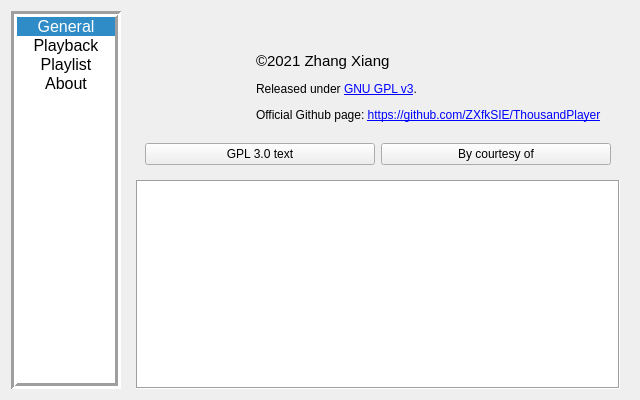
Above: source/ui/configwindow/tp_configwindow.ui from ZXfkSIE/ThousandPlayer before the change. Below: the same form after it.
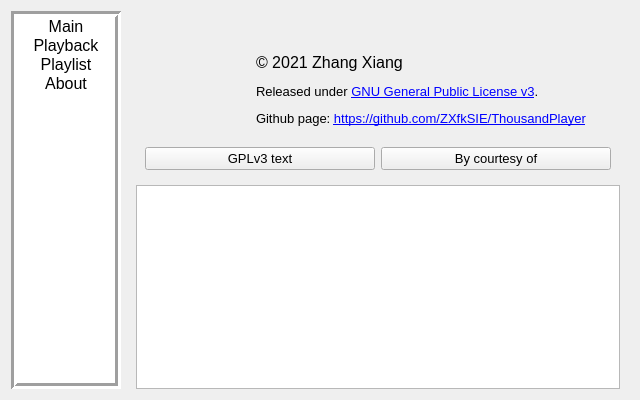
That is the form after the change. The open tabs and pages were chosen to show the change.

Commit message: Config Window updated

The edit to the form file:
```diff
--- a/source/ui/configwindow/tp_configwindow.ui
+++ b/source/ui/configwindow/tp_configwindow.ui
@@ -78,11 +78,11 @@
       <enum>Qt::ScrollBarAlwaysOff</enum>
      </property>
      <property name="currentRow">
-      <number>0</number>
+      <number>-1</number>
      </property>
      <item>
       <property name="text">
-       <string>General</string>
+       <string>Main</string>
       </property>
       <property name="textAlignment">
        <set>AlignCenter</set>
@@ -692,7 +692,7 @@
               <widget class="QLabel" name="label_SoftName">
                <property name="font">
                 <font>
-                 <pointsize>15</pointsize>
+                 <pointsize>16</pointsize>
                  <weight>75</weight>
                  <bold>true</bold>
                 </font>
@@ -703,11 +703,11 @@
               <widget class="QLabel" name="label_Copyright">
                <property name="font">
                 <font>
-                 <pointsize>11</pointsize>
+                 <pointsize>12</pointsize>
                 </font>
                </property>
                <property name="text">
-                <string notr="true">©2021 Zhang Xiang</string>
+                <string notr="true">© 2021 Zhang Xiang</string>
                </property>
               </widget>
              </item>
@@ -715,17 +715,11 @@
               <widget class="QLabel" name="label_OtherInfo">
                <property name="font">
                 <font>
-                 <pointsize>9</pointsize>
+                 <pointsize>1</pointsize>
                 </font>
                </property>
                <property name="text">
-                <string>&lt;html&gt;
-&lt;head/&gt;
-&lt;body&gt;
-&lt;p&gt;&lt;span style=&quot;font-size:9pt;&quot;&gt;Released under &lt;/span&gt;&lt;a href=&quot;https://www.gnu.org/licenses/gpl-3.0.html&quot;&gt;&lt;span style=&quot; font-size:9pt; text-decoration: underline; color:#0000ff;&quot;&gt;GNU GPL v3&lt;/span&gt;&lt;/a&gt;&lt;span style=&quot; font-size:9pt;&quot;&gt;.&lt;/span&gt;&lt;/p&gt;
-&lt;p&gt;&lt;span style=&quot;font-size:9pt;&quot;&gt;Official Github page: &lt;/span&gt;&lt;a href=&quot;https://github.com/ZXfkSIE/ThousandPlayer&quot;&gt;&lt;span style=&quot; font-size:9pt; text-decoration: underline; color:#0000ff;&quot;&gt;https://github.com/ZXfkSIE/ThousandPlayer&lt;/span&gt;&lt;/a&gt;&lt;/p&gt;
-&lt;/body&gt;
-&lt;/html&gt; </string>
+                <string>&lt;html&gt;&lt;head/&gt;&lt;body&gt;&lt;p&gt;&lt;span style=&quot; font-size:10pt;&quot;&gt;Released under &lt;/span&gt;&lt;a href=&quot;https://www.gnu.org/licenses/gpl-3.0.html&quot;&gt;&lt;span style=&quot; font-size:10pt; text-decoration: underline; color:#0000ff;&quot;&gt;GNU General Public License v3&lt;/span&gt;&lt;/a&gt;&lt;span style=&quot; font-size:10pt;&quot;&gt;.&lt;/span&gt;&lt;/p&gt;&lt;p&gt;&lt;span style=&quot; font-size:10pt;&quot;&gt;Github page: &lt;/span&gt;&lt;a href=&quot;https://github.com/ZXfkSIE/ThousandPlayer&quot;&gt;&lt;span style=&quot; font-size:10pt; text-decoration: underline; color:#0000ff;&quot;&gt;https://github.com/ZXfkSIE/ThousandPlayer&lt;/span&gt;&lt;/a&gt;&lt;/p&gt;&lt;/body&gt;&lt;/html&gt;</string>
                </property>
               </widget>
              </item>
@@ -742,11 +736,11 @@
            <widget class="QPushButton" name="pushButton_License">
             <property name="font">
              <font>
-              <pointsize>9</pointsize>
+              <pointsize>10</pointsize>
              </font>
             </property>
             <property name="text">
-             <string>GPL 3.0 text</string>
+             <string>GPLv3 text</string>
             </property>
            </widget>
           </item>
@@ -754,7 +748,7 @@
            <widget class="QPushButton" name="pushButton_3rdParty">
             <property name="font">
              <font>
-              <pointsize>9</pointsize>
+              <pointsize>10</pointsize>
              </font>
             </property>
             <property name="text">
@@ -766,11 +760,13 @@
         </widget>
        </item>
        <item>
-        <widget class="QPlainTextEdit" name="plainTextEdit">
-         <property name="frameShape">
-          <enum>QFrame::Box</enum>
+        <widget class="QTextBrowser" name="textBrowser">
+         <property name="font">
+          <font>
+           <pointsize>11</pointsize>
+          </font>
          </property>
-         <property name="readOnly">
+         <property name="openExternalLinks">
           <bool>true</bool>
          </property>
         </widget>
```
Left out of the diff: 8 changed lines with no effect on the pictures. The commit also changes 2 other files.
